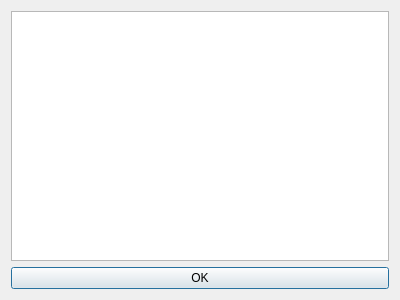
Before: the Qt Designer form remote/btsetupdialog.ui in WiseLord/ampcontrol, drawn with Qt 5.
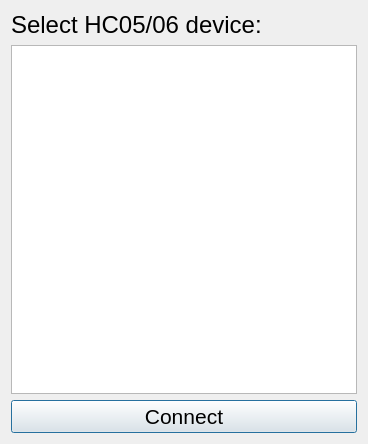
After: the same form once the commit is applied.

Commit message: Remote: optimize Bluetooth device discovery and setup

```diff
--- a/remote/btsetupdialog.ui
+++ b/remote/btsetupdialog.ui
@@ -6,14 +6,26 @@
    <rect>
     <x>0</x>
     <y>0</y>
-    <width>400</width>
-    <height>300</height>
+    <width>368</width>
+    <height>444</height>
    </rect>
   </property>
   <property name="windowTitle">
    <string>Dialog</string>
   </property>
   <layout class="QVBoxLayout" name="verticalLayout">
+   <item>
+    <widget class="QLabel" name="lblTitle">
+     <property name="font">
+      <font>
+       <pointsize>18</pointsize>
+      </font>
+     </property>
+     <property name="text">
+      <string>Select HC05/06 device:</string>
+     </property>
+    </widget>
+   </item>
    <item>
     <widget class="QListWidget" name="lwDevices">
      <property name="font">
@@ -25,8 +37,13 @@
    </item>
    <item>
     <widget class="QPushButton" name="pbOK">
+     <property name="font">
+      <font>
+       <pointsize>16</pointsize>
+      </font>
+     </property>
      <property name="text">
-      <string>OK</string>
+      <string>Connect</string>
      </property>
     </widget>
    </item>
```
Left out of the diff: 2 changed lines with no effect on the pictures. The commit also changes 7 other files.
